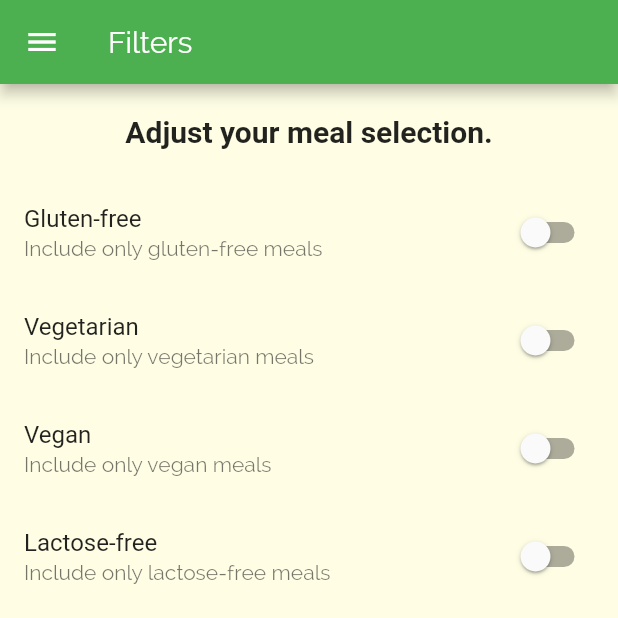
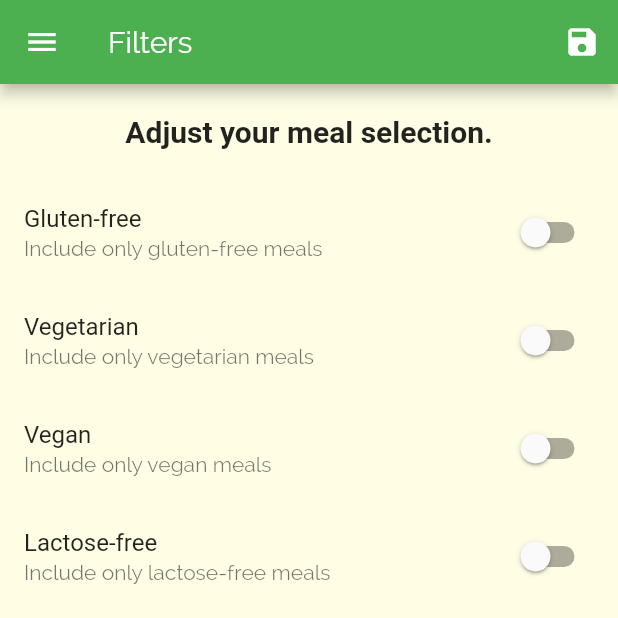
Before and after one commit to Deep27/MealsApp, a Flutter app: the FiltersScreen screen opened by its route, on a phone screen of 412 x 824 dp, the top half of it. Run offline on Flutter 3.47's test engine with Material 2 defaults, Android fonts, the phone set to English and light mode, and no system bars.

Commit message:
Working filters.

```diff
--- a/lib/main.dart
+++ b/lib/main.dart
@@ -1,4 +1,6 @@
 import 'package:flutter/material.dart';
+import 'package:meals_app/data/category/dummy_data.dart';
+import 'package:meals_app/models/meal/meal.dart';
 
 import 'package:meals_app/screens/tabs_screen.dart';
 import 'package:meals_app/screens/categories_screen.dart';
@@ -11,7 +13,40 @@ const APP_NAME = 'DeliMeals';
 
 void main() => runApp(MyApp());
 
-class MyApp extends StatelessWidget {
+class MyApp extends StatefulWidget {
+  @override
+  _MyAppState createState() => _MyAppState();
+}
+
+class _MyAppState extends State<MyApp> {
+  Map<String, bool> _filters = {
+    'gluten': false,
+    'lactose': false,
+    'vegan': false,
+    'vegetarian': false,
+  };
+
+  List<Meal> _availableMeals = DUMMY_MEALS;
+
+  void _setFilters(Map<String, bool> filterData) => setState(() {
+        _filters = filterData;
+        _availableMeals = DUMMY_MEALS.where((meal) {
+          if (_filters['gluten'] && !meal.isGlutenFree) {
+            return false;
+          }
+          if (_filters['lactose'] && !meal.isLactoseFree) {
+            return false;
+          }
+          if (_filters['vegan'] && !meal.isVegan) {
+            return false;
+          }
+          if (_filters['vegetarian'] && !meal.isVegetarian) {
+            return false;
+          }
+          return true;
+        }).toList();
+      });
+
   @override
   Widget build(BuildContext context) {
     return MaterialApp(
@@ -34,9 +69,9 @@ class MyApp extends StatelessWidget {
       initialRoute: '/',
       routes: {
         '/': (ctx) => TabsScreen(),
-        CategoryMealsScreen.routeName: (ctx) => CategoryMealsScreen(),
+        CategoryMealsScreen.routeName: (ctx) => CategoryMealsScreen(_availableMeals),
         MealDetailScreen.routeName: (ctx) => MealDetailScreen(),
-        FiltersScreen.routeName: (ctx) => FiltersScreen(),
+        FiltersScreen.routeName: (ctx) => FiltersScreen(_setFilters, _filters),
       },
       // onGenerateRoute: (settings) {
       //   print(settings.arguments);
--- a/lib/screens/filters_screen.dart
+++ b/lib/screens/filters_screen.dart
@@ -4,15 +4,29 @@ import 'package:meals_app/widgets/drawers/main_drawer.dart';
 class FiltersScreen extends StatefulWidget {
   static const routeName = '/filters';
 
+  final Function _saveFilters;
+  final Map<String, bool> _currentFilters;
+
+  FiltersScreen(this._saveFilters, this._currentFilters);
+
   @override
   _FiltersScreenState createState() => _FiltersScreenState();
 }
 
 class _FiltersScreenState extends State<FiltersScreen> {
-  bool _glutenFree = false;
-  bool _vegetarian = false;
-  bool _vegan = false;
-  bool _lactoseFree = false;
+  bool _glutenFree;
+  bool _vegetarian;
+  bool _vegan;
+  bool _lactoseFree;
+
+  @override
+  initState() {
+    super.initState();
+    _glutenFree = widget._currentFilters['gluten'];
+    _vegetarian = widget._currentFilters['vegetarian'];
+    _vegan = widget._currentFilters['vegan'];
+    _lactoseFree = widget._currentFilters['lactose'];
+  }
 
   SwitchListTile _buildSwitchListTile(String title, String description,
           bool currentValue, Function updateValue) =>
@@ -26,7 +40,20 @@ class _FiltersScreenState extends State<FiltersScreen> {
   @override
   Widget build(BuildContext context) {
     return Scaffold(
-      appBar: AppBar(title: const Text('Filters')),
+      appBar: AppBar(
+        title: const Text('Filters'),
+        actions: <Widget>[
+          IconButton(
+            icon: const Icon(Icons.save),
+            onPressed: () => widget._saveFilters({
+              'gluten': _glutenFree,
+              'lactose': _lactoseFree,
+              'vegan': _vegan,
+              'vegetarian': _vegetarian,
+            }),
+          ),
+        ],
+      ),
       drawer: MainDrawer(),
       body: Column(
         children: <Widget>[
```
Also changed, not shown: lib/screens/category_meals_screen.dart (+5 -2 lines).
